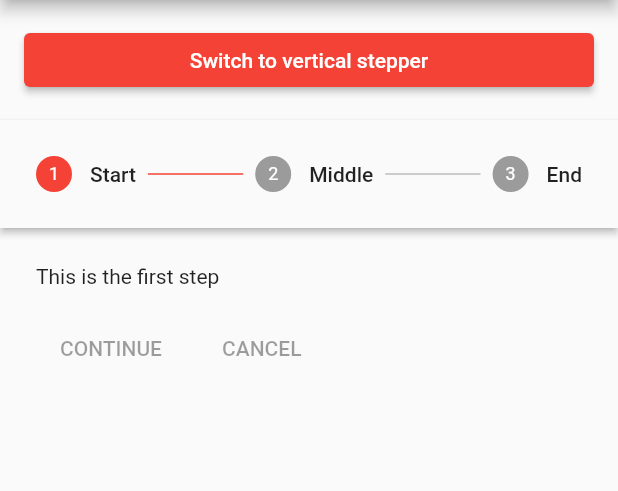
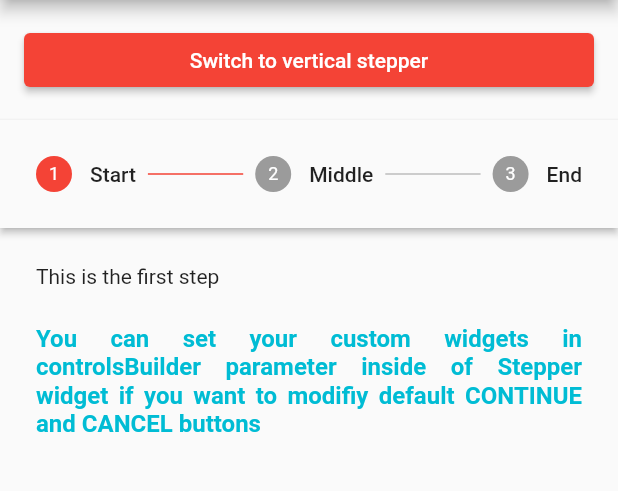
Before and after one commit to sssloba/flutter-widgets-demo, a Flutter app: the Steppers screen opened directly, after a tap on "Switch to horizontal stepper", on a phone screen of 412 x 824 dp, the part 84-575 px from its top. Run offline on Flutter 3.47's test engine with Material 2 defaults, Android fonts, the phone set to English and light mode, and no system bars.

Commit message:
stepper-controls-builder

```diff
--- a/lib/screens/steppers.dart
+++ b/lib/screens/steppers.dart
@@ -43,6 +43,48 @@ class _SteppersState extends State<Steppers> {
                 currentStep: currentStepIndex,
                 onStepTapped: (int stepIndex) =>
                     setState(() => currentStepIndex = stepIndex),
+                controlsBuilder: isVertical
+                    ? null // if null default CONTINUE and CANCEL buttons will appear
+                    : (_, __) {
+                        // set BuildContext and ContolsDetails as parameters if needed in custom widgets
+                        //***EXAMPLE***/
+                        //controlsBuilder: (BuildContext context, {VoidCallback? onStepContinue, VoidCallback? onStepCancel}){
+                        //                    return Row(
+                        //   children: <Widget>[
+                        //     TextButton(
+                        //       onPressed: onStepContinue,
+                        //       child: const Text('NEXT'),
+                        //     ),
+                        //     TextButton(
+                        //       onPressed: onStepCancel,
+                        //       child: const Text('EXIT'),
+                        //     ),
+                        //   ],
+                        // );
+                        //}
+                        return const Padding(
+                          padding: EdgeInsets.symmetric(vertical: 24.0),
+                          child: Text(
+                            'You can set your custom widgets in controlsBuilder parameter inside of Stepper widget if you want to modifiy default CONTINUE and CANCEL buttons',
+                            softWrap: true,
+                            textAlign: TextAlign.justify,
+                            style: TextStyle(
+                                fontSize: 16.0,
+                                fontWeight: FontWeight.w600,
+                                color: Colors.cyan),
+                          ),
+                        );
+                      },
+                onStepContinue: () {
+                  if (currentStepIndex < 2) {
+                    setState(() => currentStepIndex++);
+                  }
+                },
+                onStepCancel: () {
+                  if (currentStepIndex > 0) {
+                    setState(() => currentStepIndex--);
+                  }
+                },
                 steps: <Step>[
                   const Step(
                     isActive: true,
```
